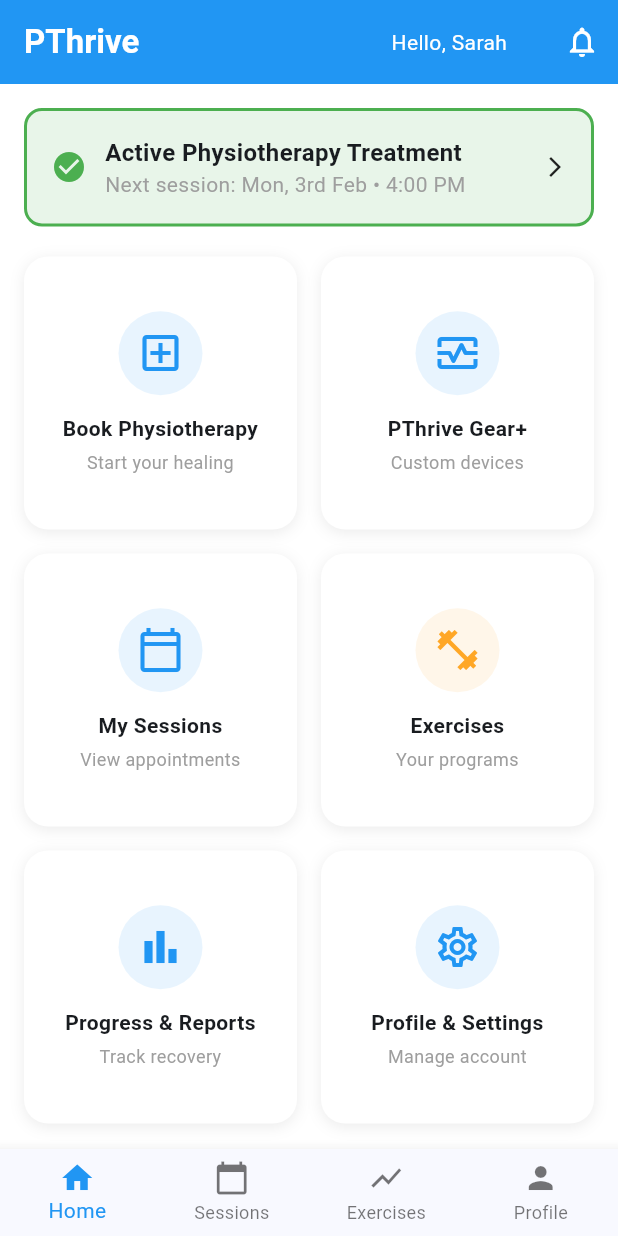
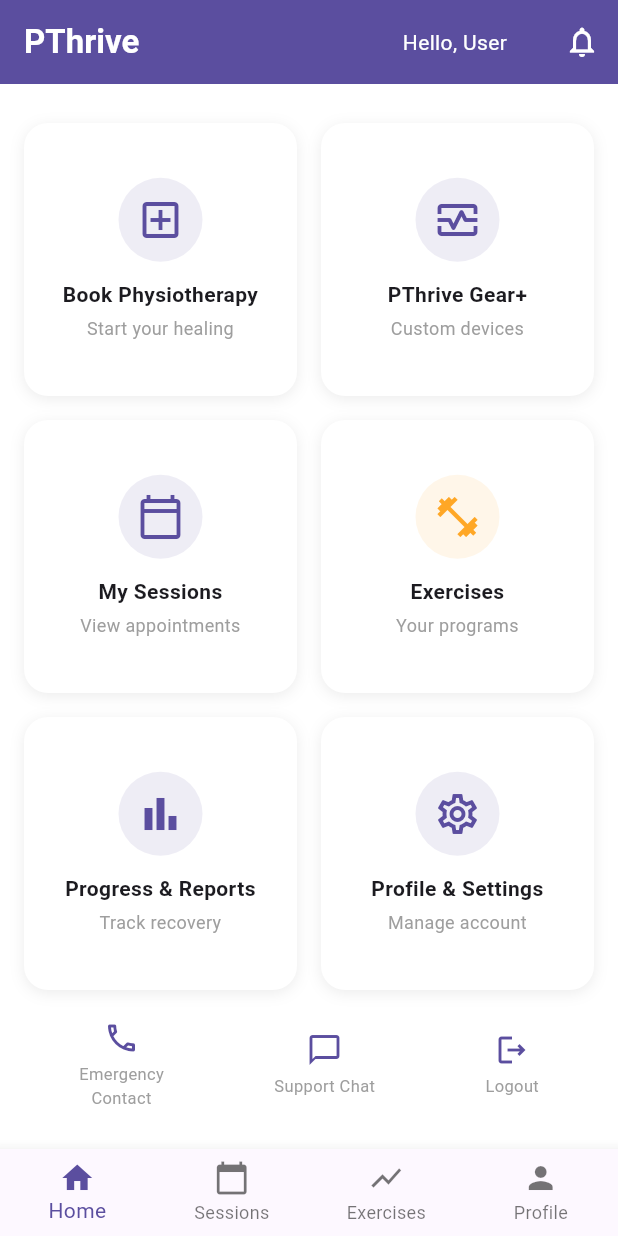
Before and after one commit to antojoseph2806/PThrive, a Flutter app: the DashboardScreen screen opened directly, on a phone screen of 412 x 824 dp. Run offline on Flutter 3.47's test engine with Material 3 defaults, Android fonts, the phone set to English and light mode, and no system bars; our stand-ins replace google_sign_in, shared_preferences; accounts and stored records are empty.

Commit message:
some updated done

```diff
--- a/frontend/lib/providers/auth_provider.dart
+++ b/frontend/lib/providers/auth_provider.dart
@@ -19,11 +19,24 @@
     try {
       final prefs = await SharedPreferences.getInstance();
       _token = prefs.getString('token');
-      final userJson = prefs.getString('user');
-      if (userJson != null) {
-        // Cache user data for faster loading
-        _user = {'fullName': prefs.getString('userName') ?? 'User'};
+
+      if (_token != null) {
+        // Load user data from storage
+        final userId = prefs.getString('userId');
+        final userName = prefs.getString('userName');
+        final userEmail = prefs.getString('userEmail');
+        final userProfilePicture = prefs.getString('userProfilePicture');
+
+        if (userId != null && userName != null) {
+          _user = {
+            'id': userId,
+            'fullName': userName,
+            'email': userEmail,
+            'profilePicture': userProfilePicture,
+          };
+        }
       }
+
       notifyListeners();
     } catch (e) {
       _error = 'Failed to load session';
@@ -37,16 +50,25 @@
     notifyListeners();
 
     try {
-      final response = await _authService.login(email, password);
+      // Start API call and storage access in parallel
+      final responseFuture = _authService.login(email, password);
+      final prefsFuture = SharedPreferences.getInstance();
+
+      final results = await Future.wait([responseFuture, prefsFuture]);
+      final response = results[0] as Map<String, dynamic>;
+      final prefs = results[1] as SharedPreferences;
+
       _token = response['token'];
       _user = response['user'];
 
-      // Cache data for faster subsequent loads
-      final prefs = await SharedPreferences.getInstance();
-      await Future.wait([
-        prefs.setString('token', _token!),
-        prefs.setString('userName', _user?['fullName'] ?? 'User'),
-      ]);
+      // Save data without waiting
+      prefs.setString('token', _token!);
+      prefs.setString('userId', _user?['id'] ?? '');
+      prefs.setString('userName', _user?['fullName'] ?? 'User');
+      prefs.setString('userEmail', _user?['email'] ?? email);
+      if (_user?['profilePicture'] != null) {
+        prefs.setString('userProfilePicture', _user!['profilePicture']);
+      }
 
       _isLoading = false;
       notifyListeners();
@@ -65,16 +87,25 @@
     notifyListeners();
 
     try {
-      final response = await _authService.register(fullName, email, phoneNumber, password);
+      // Start API call and storage access in parallel
+      final responseFuture = _authService.register(fullName, email, phoneNumber, password);
+      final prefsFuture = SharedPreferences.getInstance();
+
+      final results = await Future.wait([responseFuture, prefsFuture]);
+      final response = results[0] as Map<String, dynamic>;
+      final prefs = results[1] as SharedPreferences;
+
       _token = response['token'];
       _user = response['user'];
 
-      // Cache data for faster subsequent loads
-      final prefs = await SharedPreferences.getInstance();
-      await Future.wait([
-        prefs.setString('token', _token!),
-        prefs.setString('userName', fullName),
-      ]);
+      // Save data without waiting
+      prefs.setString('token', _token!);
+      prefs.setString('userId', _user?['id'] ?? '');
+      prefs.setString('userName', _user?['fullName'] ?? fullName);
+      prefs.setString('userEmail', _user?['email'] ?? email);
+      if (_user?['profilePicture'] != null) {
+        prefs.setString('userProfilePicture', _user!['profilePicture']);
+      }
 
       _isLoading = false;
       notifyListeners();
@@ -109,16 +140,25 @@
     notifyListeners();
 
     try {
-      final response = await _authService.signInWithGoogle();
+      // Start API call and storage access in parallel
+      final responseFuture = _authService.signInWithGoogle();
+      final prefsFuture = SharedPreferences.getInstance();
+
+      final results = await Future.wait([responseFuture, prefsFuture]);
+      final response = results[0] as Map<String, dynamic>;
+      final prefs = results[1] as SharedPreferences;
+
       _token = response['token'];
       _user = response['user'];
 
-      // Cache data
-      final prefs = await SharedPreferences.getInstance();
-      await Future.wait([
-        prefs.setString('token', _token!),
-        prefs.setString('userName', _user?['fullName'] ?? 'User'),
-      ]);
+      // Save data without waiting
+      prefs.setString('token', _token!);
+      prefs.setString('userId', _user?['id'] ?? '');
+      prefs.setString('userName', _user?['fullName'] ?? 'User');
+      prefs.setString('userEmail', _user?['email'] ?? '');
+      if (_user?['profilePicture'] != null) {
+        prefs.setString('userProfilePicture', _user!['profilePicture']);
+      }
 
       _isLoading = false;
       notifyListeners();
--- a/frontend/lib/screens/dashboard_screen.dart
+++ b/frontend/lib/screens/dashboard_screen.dart
@@ -1,4 +1,7 @@
 import 'package:flutter/material.dart';
+import 'package:provider/provider.dart';
+import '../providers/auth_provider.dart';
+import 'login_screen.dart';
 
 class DashboardScreen extends StatefulWidget {
   const DashboardScreen({super.key});
@@ -12,17 +15,21 @@
 
   @override
   Widget build(BuildContext context) {
+    final authProvider = Provider.of<AuthProvider>(context);
+    final userName = authProvider.user?['fullName'] ?? 'User';
+    final firstName = userName.split(' ').first;
+
     return Scaffold(
       appBar: AppBar(
-        backgroundColor: const Color(0xFF2196F3),
+        backgroundColor: const Color(0xFF5B4E9F),
         title: const Text('PThrive', style: TextStyle(color: Colors.white, fontWeight: FontWeight.bold)),
         actions: [
-          const Padding(
-            padding: EdgeInsets.symmetric(horizontal: 16),
+          Padding(
+            padding: const EdgeInsets.symmetric(horizontal: 16),
             child: Row(
               children: [
-                Text('Hello, Sarah', style: TextStyle(color: Colors.white)),
-                SizedBox(width: 10),
+                Text('Hello, $firstName', style: const TextStyle(color: Colors.white)),
+                const SizedBox(width: 10),
               ],
             ),
           ),
@@ -38,31 +45,7 @@
           child: Column(
             crossAxisAlignment: CrossAxisAlignment.start,
             children: [
-              Container(
-                padding: const EdgeInsets.all(16),
-                decoration: BoxDecoration(
-                  color: Colors.green[50],
-                  borderRadius: BorderRadius.circular(12),
-                  border: Border.all(color: Colors.green, width: 2),
-                ),
-                child: Row(
-                  children: [
-                    const Icon(Icons.check_circle, color: Colors.green),
-                    const SizedBox(width: 12),
-                    const Expanded(
-                      child: Column(
-                        crossAxisAlignment: CrossAxisAlignment.start,
-                        children: [
-                          Text('Active Physiotherapy Treatment', style: TextStyle(fontWeight: FontWeight.bold, fontSize: 16)),
-                          Text('Next session: Mon, 3rd Feb • 4:00 PM', style: TextStyle(color: Colors.grey)),
-                        ],
-                      ),
-                    ),
-                    const Icon(Icons.arrow_forward_ios, size: 16),
-                  ],
-                ),
-              ),
-              const SizedBox(height: 20),
+              const SizedBox(height: 10),
               GridView.count(
                 shrinkWrap: true,
                 physics: const NeverScrollableScrollPhysics(),
@@ -70,12 +53,12 @@
                 mainAxisSpacing: 16,
                 crossAxisSpacing: 16,
                 children: [
-                  _buildDashboardCard(Icons.add_box_outlined, 'Book Physiotherapy', 'Start your healing', const Color(0xFF2196F3)),
-                  _buildDashboardCard(Icons.monitor_heart_outlined, 'PThrive Gear+', 'Custom devices', const Color(0xFF2196F3)),
-                  _buildDashboardCard(Icons.calendar_today_outlined, 'My Sessions', 'View appointments', const Color(0xFF2196F3)),
+                  _buildDashboardCard(Icons.add_box_outlined, 'Book Physiotherapy', 'Start your healing', const Color(0xFF5B4E9F)),
+                  _buildDashboardCard(Icons.monitor_heart_outlined, 'PThrive Gear+', 'Custom devices', const Color(0xFF5B4E9F)),
+                  _buildDashboardCard(Icons.calendar_today_outlined, 'My Sessions', 'View appointments', const Color(0xFF5B4E9F)),
                   _buildDashboardCard(Icons.fitness_center_outlined, 'Exercises', 'Your programs', const Color(0xFFFFA726)),
-                  _buildDashboardCard(Icons.bar_chart_outlined, 'Progress & Reports', 'Track recovery', const Color(0xFF2196F3)),
-                  _buildDashboardCard(Icons.settings_outlined, 'Profile & Settings', 'Manage account', const Color(0xFF2196F3)),
+                  _buildDashboardCard(Icons.bar_chart_outlined, 'Progress & Reports', 'Track recovery', const Color(0xFF5B4E9F)),
+                  _buildDashboardCard(Icons.settings_outlined, 'Profile & Settings', 'Manage account', const Color(0xFF5B4E9F)),
                 ],
               ),
               const SizedBox(height: 20),
@@ -84,7 +67,7 @@
                 children: [
                   _buildBottomAction(Icons.phone_outlined, 'Emergency\nContact'),
                   _buildBottomAction(Icons.chat_bubble_outline, 'Support Chat'),
-                  _buildBottomAction(Icons.star_outline, 'Rate\nExperience'),
+                  _buildBottomAction(Icons.logout_outlined, 'Logout', onTap: () => _handleLogout(context)),
                 ],
               ),
             ],
@@ -95,7 +78,7 @@
         currentIndex: _selectedIndex,
         onTap: (index) => setState(() => _selectedIndex = index),
         type: BottomNavigationBarType.fixed,
-        selectedItemColor: const Color(0xFF2196F3),
+        selectedItemColor: const Color(0xFF5B4E9F),
         items: const [
           BottomNavigationBarItem(icon: Icon(Icons.home), label: 'Home'),
           BottomNavigationBarItem(icon: Icon(Icons.calendar_today), label: 'Sessions'),
@@ -133,13 +116,29 @@
     );
   }
 
-  Widget _buildBottomAction(IconData icon, String label) {
-    return Column(
-      children: [
-        Icon(icon, color: const Color(0xFF2196F3)),
-        const SizedBox(height: 4),
-        Text(label, style: const TextStyle(fontSize: 11, color: Colors.grey), textAlign: TextAlign.center),
-      ],
+  Widget _buildBottomAction(IconData icon, String label, {VoidCallback? onTap}) {
+    return InkWell(
+      onTap: onTap,
+      child: Column(
+        children: [
+          Icon(icon, color: const Color(0xFF5B4E9F)),
+          const SizedBox(height: 4),
+          Text(label, style: const TextStyle(fontSize: 11, color: Colors.grey), textAlign: TextAlign.center),
+        ],
+      ),
     );
   }
+
+  Future<void> _handleLogout(BuildContext context) async {
+    final authProvider = Provider.of<AuthProvider>(context, listen: false);
+    await authProvider.logout();
+
+    if (context.mounted) {
+      Navigator.pushAndRemoveUntil(
+        context,
+        MaterialPageRoute(builder: (context) => const LoginScreen()),
+        (route) => false,
+      );
+    }
+  }
 }
--- a/frontend/lib/widgets/custom_button.dart
+++ b/frontend/lib/widgets/custom_button.dart
@@ -20,7 +20,7 @@
       child: ElevatedButton(
         onPressed: isLoading ? null : onPressed,
         style: ElevatedButton.styleFrom(
-          backgroundColor: const Color(0xFF2196F3),
+          backgroundColor: const Color(0xFF5B4E9F),
           shape: RoundedRectangleBorder(
             borderRadius: BorderRadius.circular(12),
           ),
```
Also changed, not shown: frontend/lib/main.dart (+11 -5 lines), frontend/lib/screens/login_screen.dart (+13 -4 lines), frontend/lib/screens/register_screen.dart (+15 -6 lines), frontend/lib/screens/splash_screen.dart (+35 -6 lines), frontend/lib/services/auth_service.dart (+9 -30 lines), frontend/pubspec.yaml (+9 -0 lines), frontend/assets/images/app_icon.png (added), frontend/assets/images/pthrive_logo.png (added), 4 other files.
